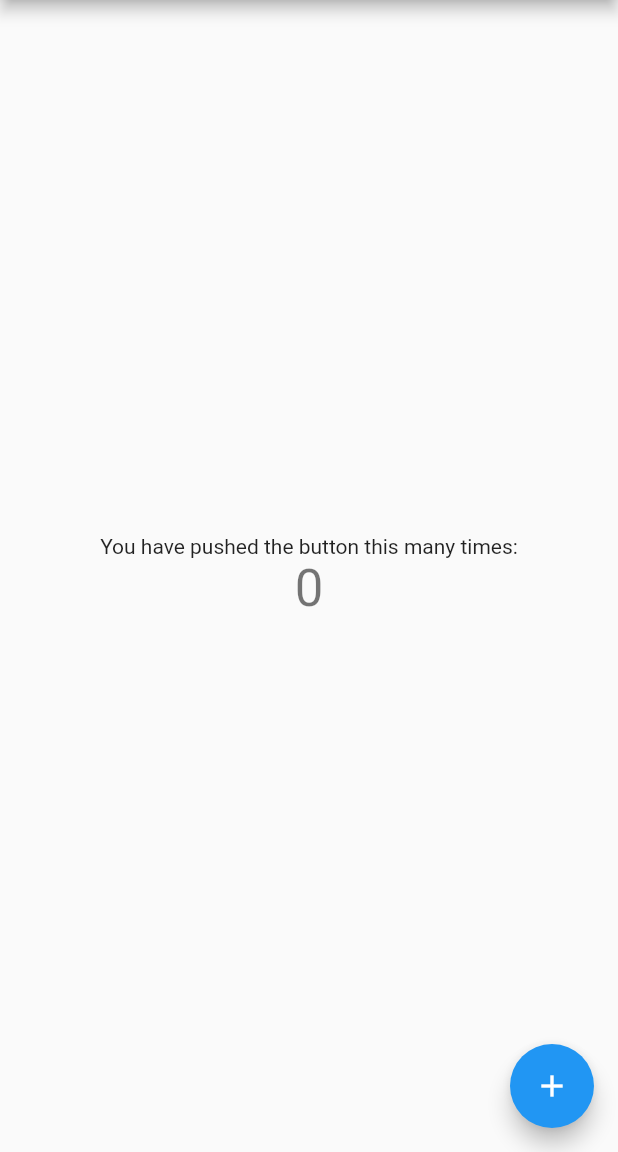
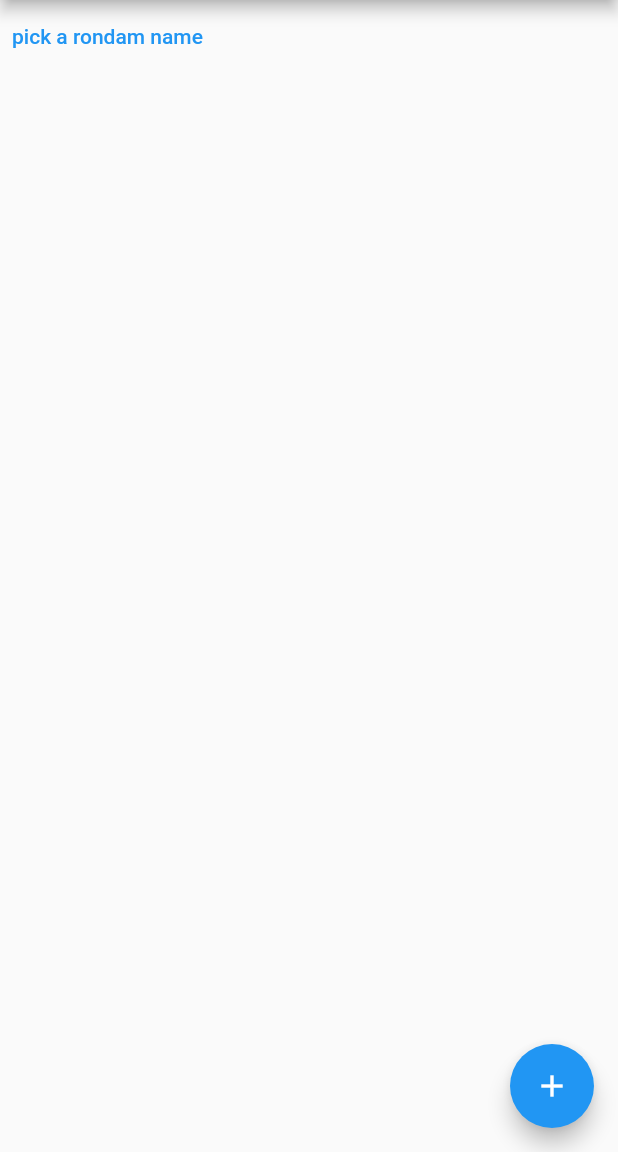
Before and after one commit to jenadiusnicholaus/RAWG_Video_Games_flutter_Bloc, a Flutter app: the screen it shows after launch, on a phone screen of 412 x 824 dp, the part 84-1236 px from its top. Run offline on Flutter 3.47's test engine with Material 2 defaults, Android fonts, the phone set to English and light mode, and no system bars; our stand-ins replace bloc, flutter_bloc.

```diff
--- /dev/null
+++ b/lib/data.dart
@@ -0,0 +1,11 @@
+
+class Data {
+  static const names = [
+    'Foo',
+    'Bar',
+    'Baz',
+  ];
+
+
+
+}
--- a/lib/main.dart
+++ b/lib/main.dart
@@ -1,4 +1,8 @@
 import 'package:flutter/material.dart';
+import 'package:flutter_bloc/flutter_bloc.dart';
+import 'package:bloc/bloc.dart';
+import 'dart:math' as math show Random;
+import 'data.dart';
 
 void main() {
   runApp(const MyApp());
@@ -7,21 +11,12 @@ void main() {
 class MyApp extends StatelessWidget {
   const MyApp({Key? key}) : super(key: key);
 
-  // This widget is the root of your application.
+  // This widget is the root of your applic ation.
   @override
   Widget build(BuildContext context) {
     return MaterialApp(
       title: 'Flutter Demo',
       theme: ThemeData(
-        // This is the theme of your application.
-        //
-        // Try running your application with "flutter run". You'll see the
-        // application has a blue toolbar. Then, without quitting the app, try
-        // changing the primarySwatch below to Colors.green and then invoke
-        // "hot reload" (press "r" in the console where you ran "flutter run",
-        // or simply save your changes to "hot reload" in a Flutter IDE).
-        // Notice that the counter didn't reset back to zero; the application
-        // is not restarted.
         primarySwatch: Colors.blue,
       ),
       home: const MyHomePage(title: 'Flutter Demo Home Page'),
@@ -29,18 +24,18 @@ class MyApp extends StatelessWidget {
   }
 }
 
+extension RandamElement<T> on Iterable<T> {
+  T getRandomElement() => elementAt(math.Random().nextInt(length));
+}
+
+class NamesCubit extends Cubit<String?> {
+  NamesCubit() : super(null);
+  void pickRandomName() => emit(Data.names.getRandomElement());
+}
+
 class MyHomePage extends StatefulWidget {
+  // ignore: prefer_const_constructors_in_immutables
   const MyHomePage({Key? key, required this.title}) : super(key: key);
-
-  // This widget is the home page of your application. It is stateful, meaning
-  // that it has a State object (defined below) that contains fields that affect
-  // how it looks.
-
-  // This class is the configuration for the state. It holds the values (in this
-  // case the title) provided by the parent (in this case the App widget) and
-  // used by the build method of the State. Fields in a Widget subclass are
-  // always marked "final".
-
   final String title;
 
   @override
@@ -49,11 +44,17 @@ class MyHomePage extends StatefulWidget {
 
 class _MyHomePageState extends State<MyHomePage> {
   int _counter = 0;
-
+  late final NamesCubit cubit;
   void _incrementCounter() {
     setState(() {
       _counter++;
     });
+  }
+
+  @override
+  void initState() {
+    super.initState();
+    cubit = NamesCubit();
   }
 
   @override
@@ -62,19 +63,27 @@ class _MyHomePageState extends State<MyHomePage> {
       appBar: AppBar(
         title: Text(widget.title),
       ),
-      body: Center(
-        child: Column(
-          mainAxisAlignment: MainAxisAlignment.center,
-          children: <Widget>[
-            const Text(
-              'You have pushed the button this many times:',
-            ),
-            Text(
-              '$_counter',
-              style: Theme.of(context).textTheme.headline4,
-            ),
-          ],
-        ),
+      body: StreamBuilder(
+        stream: cubit.stream,
+        builder: (context, snapshot) {
+          final button = TextButton(
+            onPressed: () => cubit.pickRandomName(),
+            child: const Text('pick a rondam name'),
+          );
+
+          switch (snapshot.connectionState) {
+            case ConnectionState.none:
+              return button;
+            case ConnectionState.waiting:
+              return button;
+            case ConnectionState.active:
+              return Column(
+                children: [Text("${snapshot.data}"), button],
+              );
+            case ConnectionState.done:
+              return const SizedBox();
+          }
+        },
       ),
       floatingActionButton: FloatingActionButton(
         onPressed: _incrementCounter,
--- a/pubspec.yaml
+++ b/pubspec.yaml
@@ -29,11 +29,12 @@ environment:
 dependencies:
   flutter:
     sdk: flutter
-
+  flutter_bloc: ^8.0.0
 
   # The following adds the Cupertino Icons font to your application.
   # Use with the CupertinoIcons class for iOS style icons.
   cupertino_icons: ^1.0.2
+  bloc: ^8.0.3
 
 dev_dependencies:
   flutter_test:
```
Also changed, not shown: pubspec.lock.
